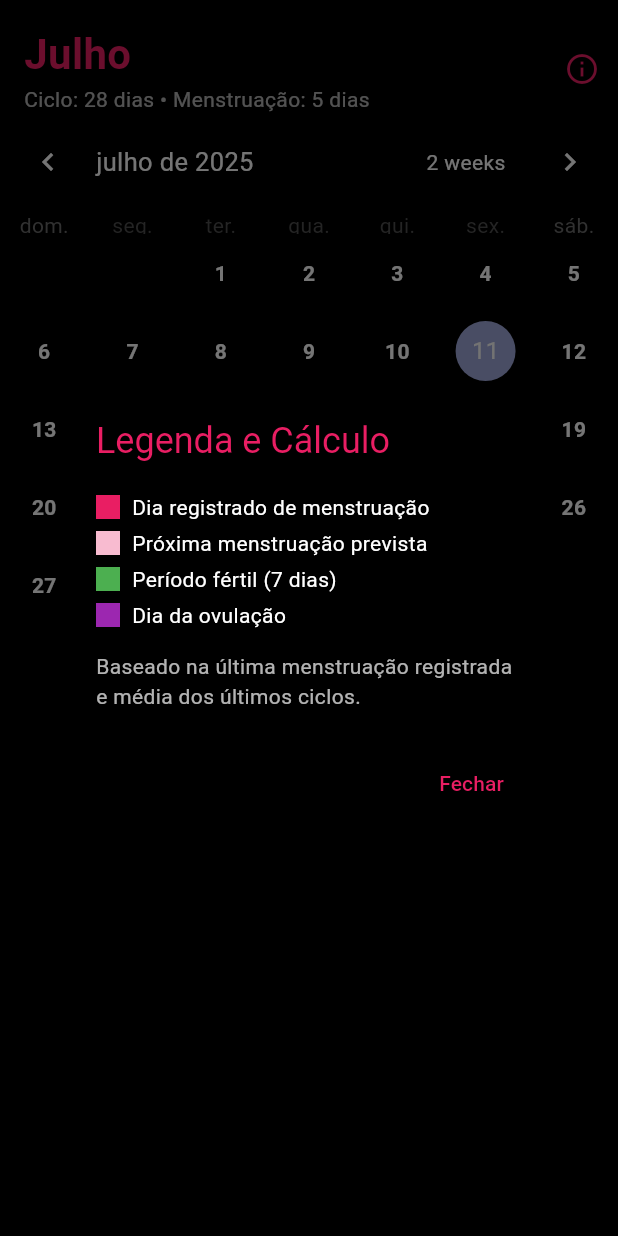
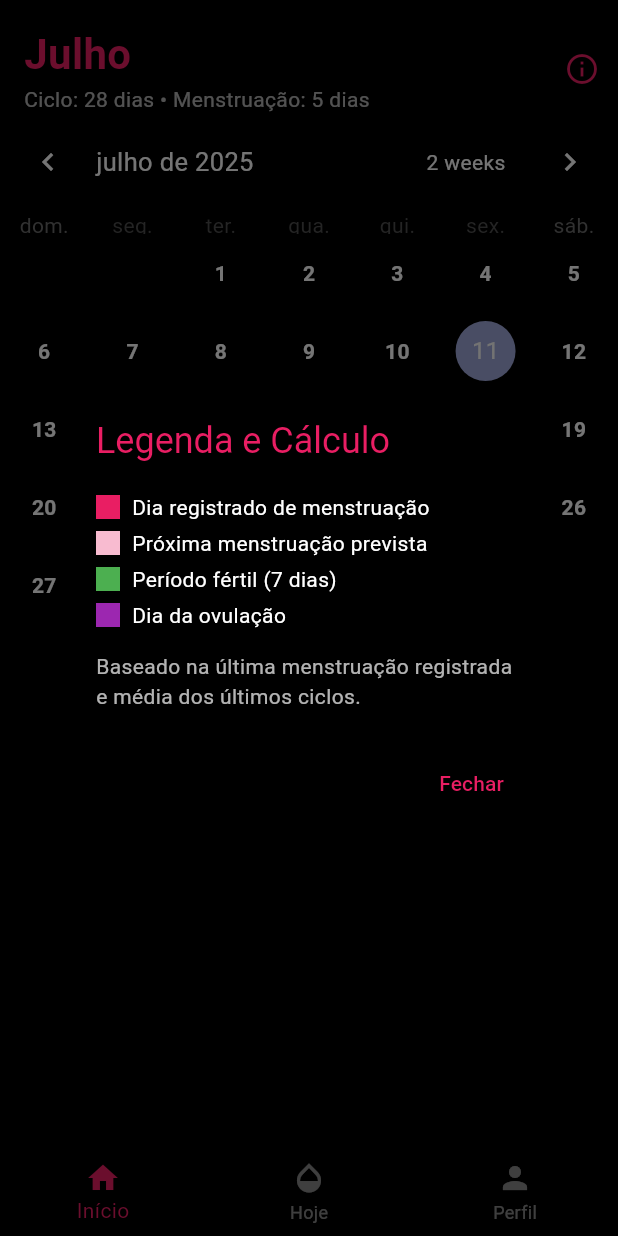
Before and after one commit to brendagoronski/periodo, a Flutter app: the screen it shows after launch, after a tap on the "info outline" icon, on a phone screen of 412 x 824 dp. Run offline on Flutter 3.47's test engine with Material 3 defaults, Android fonts, the phone set to English and light mode, and no system bars; drawn by our look-alikes of table_calendar; our stand-ins replace shared_preferences.

Commit message:
Atualiza layout com footer fixo, página de perfil e ajustes

```diff
--- a/lib/main.dart
+++ b/lib/main.dart
@@ -4,6 +4,7 @@ import 'package:intl/date_symbol_data_local.dart';
 import 'package:shared_preferences/shared_preferences.dart';
 import 'dart:convert';
 import 'symptom_page.dart';
+import 'profile_page.dart'; // NOVO IMPORT
 
 void main() async {
   WidgetsFlutterBinding.ensureInitialized();
@@ -80,7 +81,6 @@ class _TelaCalendarioState extends State<TelaCalendario> {
   void _calcularPrevisoes() {
     if (_diasMenstruada.isEmpty) return;
     final ultimaData = _diasMenstruada.reduce((a, b) => a.isAfter(b) ? a : b);
-
     _detectarIniciosDeCiclo();
 
     if (_iniciosDeCiclo.length >= 3) {
@@ -148,8 +148,7 @@ class _TelaCalendarioState extends State<TelaCalendario> {
     }
 
     if (sintomasStr != null) {
-      final Map<String, dynamic> mapa =
-          jsonDecode(sintomasStr) as Map<String, dynamic>;
+      final Map<String, dynamic> mapa = jsonDecode(sintomasStr);
       _sintomasPorDia.clear();
       mapa.forEach((k, v) {
         _sintomasPorDia[DateTime.parse(k)] = jsonDecode(v);
@@ -400,6 +399,37 @@ class _TelaCalendarioState extends State<TelaCalendario> {
           ],
         ),
       ),
+      bottomNavigationBar: BottomNavigationBar(
+        backgroundColor: Colors.black,
+        selectedItemColor: Colors.pink,
+        unselectedItemColor: Colors.white54,
+        onTap: (index) {
+          if (index == 0) {
+            Navigator.pushReplacement(
+              context,
+              MaterialPageRoute(builder: (context) => const TelaCalendario()),
+            );
+          } else if (index == 1) {
+            Navigator.push(
+              context,
+              MaterialPageRoute(
+                builder:
+                    (context) => TelaSintomas(diaSelecionado: DateTime.now()),
+              ),
+            );
+          } else if (index == 2) {
+            Navigator.push(
+              context,
+              MaterialPageRoute(builder: (context) => const TelaPerfil()),
+            );
+          }
+        },
+        items: const [
+          BottomNavigationBarItem(icon: Icon(Icons.home), label: 'Início'),
+          BottomNavigationBarItem(icon: Icon(Icons.opacity), label: 'Hoje'),
+          BottomNavigationBarItem(icon: Icon(Icons.person), label: 'Perfil'),
+        ],
+      ),
     );
   }
 }
```
Also changed, not shown: lib/profile_page.dart (added, +19 -0 lines), lib/symptom_page.dart (+56 -17 lines), pubspec.yaml (+2 -10 lines), pubspec.lock, 4 other files.
